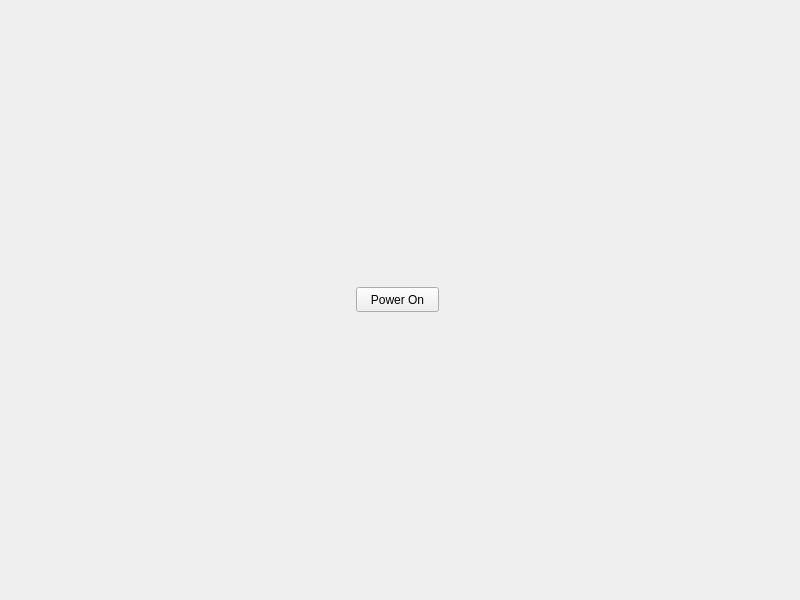
Qt form mainwindow.ui (Kailinho/3004_Final_Project) before a commit.
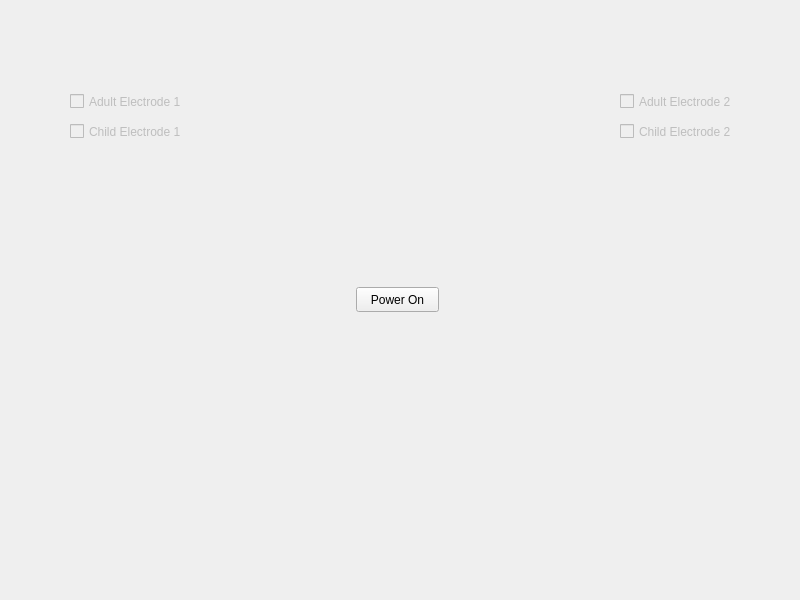
The same form after that commit. Icons and pictures are not drawn.

```diff
--- a/mainwindow.ui
+++ b/mainwindow.ui
@@ -42,6 +42,70 @@
      <string>Power On</string>
     </property>
    </widget>
+   <widget class="QCheckBox" name="adultPad1CheckBox">
+    <property name="enabled">
+     <bool>false</bool>
+    </property>
+    <property name="geometry">
+     <rect>
+      <x>70</x>
+      <y>90</y>
+      <width>131</width>
+      <height>23</height>
+     </rect>
+    </property>
+    <property name="text">
+     <string>Adult Electrode 1</string>
+    </property>
+   </widget>
+   <widget class="QCheckBox" name="adultPad2CheckBox">
+    <property name="enabled">
+     <bool>false</bool>
+    </property>
+    <property name="geometry">
+     <rect>
+      <x>620</x>
+      <y>90</y>
+      <width>131</width>
+      <height>23</height>
+     </rect>
+    </property>
+    <property name="text">
+     <string>Adult Electrode 2</string>
+    </property>
+   </widget>
+   <widget class="QCheckBox" name="childPad1CheckBox">
+    <property name="enabled">
+     <bool>false</bool>
+    </property>
+    <property name="geometry">
+     <rect>
+      <x>70</x>
+      <y>120</y>
+      <width>131</width>
+      <height>23</height>
+     </rect>
+    </property>
+    <property name="text">
+     <string>Child Electrode 1</string>
+    </property>
+   </widget>
+   <widget class="QCheckBox" name="childPad2CheckBox">
+    <property name="enabled">
+     <bool>false</bool>
+    </property>
+    <property name="geometry">
+     <rect>
+      <x>620</x>
+      <y>120</y>
+      <width>131</width>
+      <height>23</height>
+     </rect>
+    </property>
+    <property name="text">
+     <string>Child Electrode 2</string>
+    </property>
+   </widget>
   </widget>
  </widget>
  <resources/>
```
